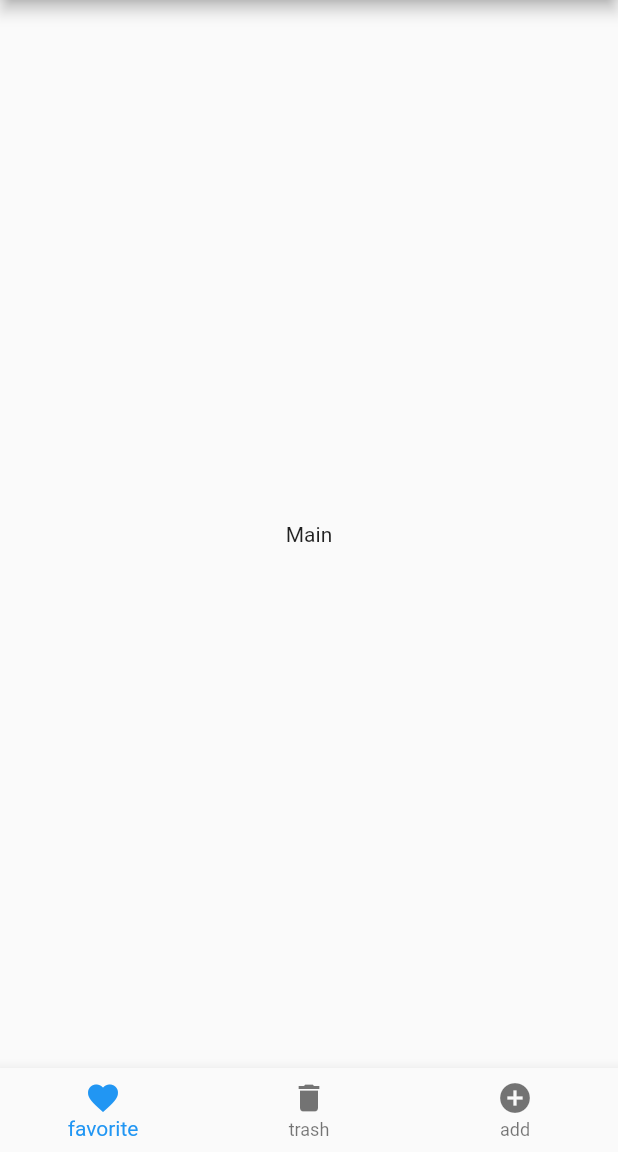
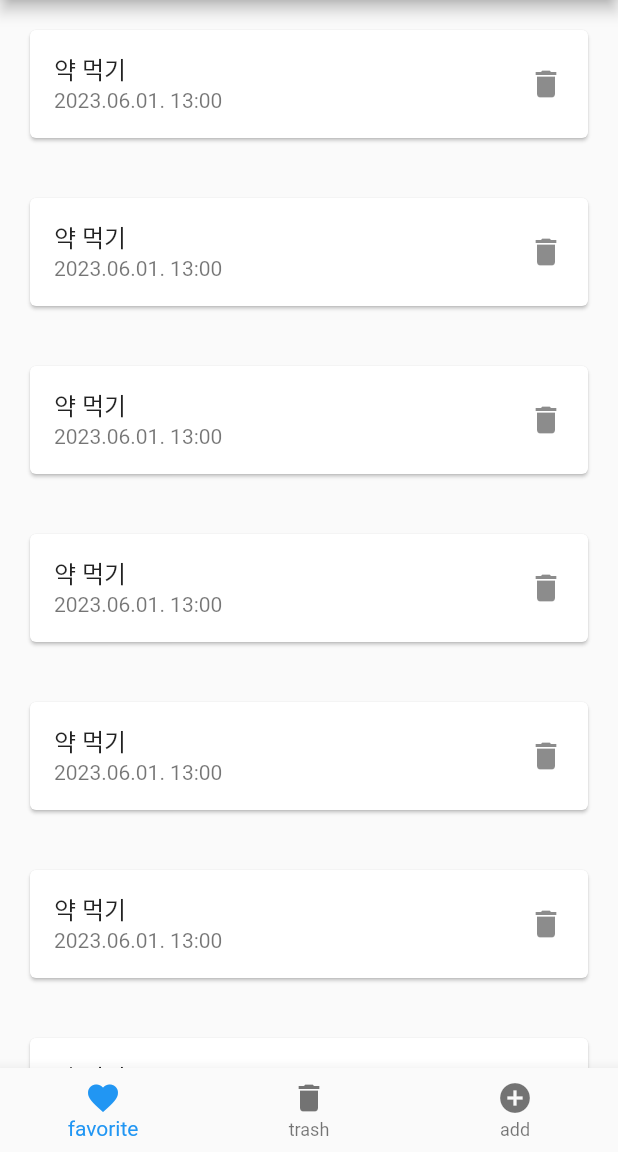
Before and after one commit to sig003/flutter_sig_schedule, a Flutter app: the screen it shows after launch, on a phone screen of 412 x 824 dp, the part 84-1236 px from its top. Run offline on Flutter 3.47's test engine with Material 2 defaults, Android fonts, the phone set to English and light mode, and no system bars.

Commit message:
스크롤 부분 확인필요

```diff
--- a/lib/components/sig_schedule_main.dart
+++ b/lib/components/sig_schedule_main.dart
@@ -7,8 +7,91 @@ class SigScheduleMain extends StatelessWidget {
       appBar: AppBar(
         title: Text('SigSchedule'),
       ),
-      body: Center(
-        child: Text('Main'),
+      body: Scrollbar(
+        child: ListView(
+          children: [
+            Padding(
+              padding: EdgeInsets.all(16.0),
+              child: Card(
+                child: ListTile(
+                  title: Text('약 먹기'),
+                  subtitle: Text('2023.06.01. 13:00'),
+                  trailing: Icon(Icons.delete),
+                ),
+              ),
+            ),
+            Padding(
+              padding: EdgeInsets.all(16.0),
+              child: Card(
+                child: ListTile(
+                  title: Text('약 먹기'),
+                  subtitle: Text('2023.06.01. 13:00'),
+                  trailing: Icon(Icons.delete),
+                ),
+              ),
+            ),
+            Padding(
+              padding: EdgeInsets.all(16.0),
+              child: Card(
+                child: ListTile(
+                  title: Text('약 먹기'),
+                  subtitle: Text('2023.06.01. 13:00'),
+                  trailing: Icon(Icons.delete),
+                ),
+              ),
+            ),
+            Padding(
+              padding: EdgeInsets.all(16.0),
+              child: Card(
+                child: ListTile(
+                  title: Text('약 먹기'),
+                  subtitle: Text('2023.06.01. 13:00'),
+                  trailing: Icon(Icons.delete),
+                ),
+              ),
+            ),
+            Padding(
+              padding: EdgeInsets.all(16.0),
+              child: Card(
+                child: ListTile(
+                  title: Text('약 먹기'),
+                  subtitle: Text('2023.06.01. 13:00'),
+                  trailing: Icon(Icons.delete),
+                ),
+              ),
+            ),
+            Padding(
+              padding: EdgeInsets.all(16.0),
+              child: Card(
+                child: ListTile(
+                  title: Text('약 먹기'),
+                  subtitle: Text('2023.06.01. 13:00'),
+                  trailing: Icon(Icons.delete),
+                ),
+              ),
+            ),
+            Padding(
+              padding: EdgeInsets.all(16.0),
+              child: Card(
+                child: ListTile(
+                  title: Text('약 먹기'),
+                  subtitle: Text('2023.06.01. 13:00'),
+                  trailing: Icon(Icons.delete),
+                ),
+              ),
+            ),
+            Padding(
+              padding: EdgeInsets.all(16.0),
+              child: Card(
+                child: ListTile(
+                  title: Text('약 먹기2'),
+                  subtitle: Text('2023.06.01. 13:00'),
+                  trailing: Icon(Icons.delete),
+                ),
+              ),
+            ),
+          ],
+      ),
       ),
       bottomNavigationBar: BottomNavigationBar(
         items: [
```
Lines whose indentation alone changed are shown as unchanged.
